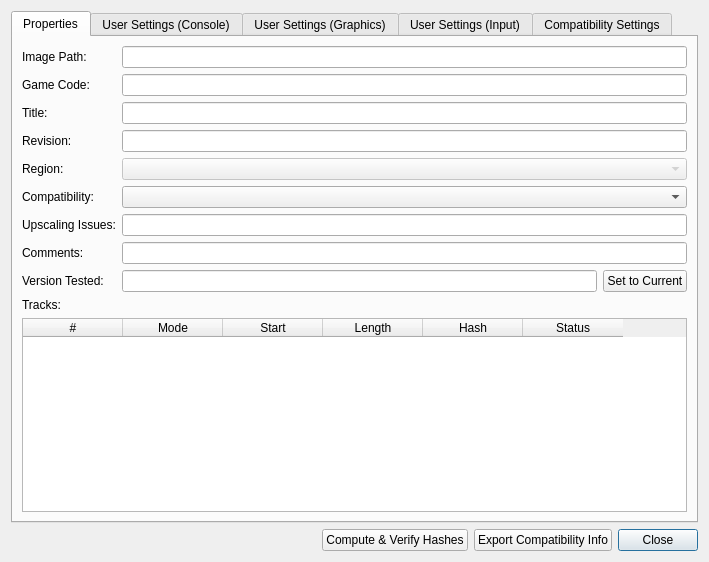
The window that src/duckstation-qt/gamepropertiesdialog.ui (kofxi3584karlayang/duckstation) describes before a commit, drawn with Qt 5.
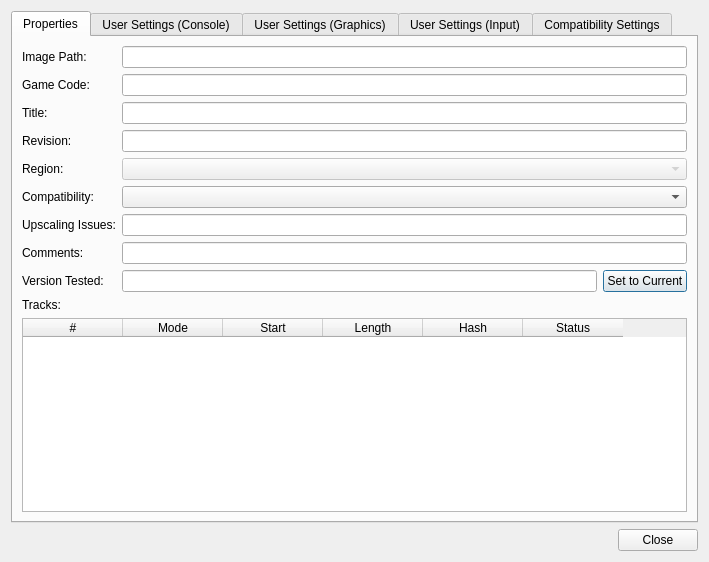
The same window after the commit. Icons and pictures are not drawn.

Commit message: Migrate most dialogs to use QDialogButtonBox

```diff
--- a/src/duckstation-qt/gamepropertiesdialog.ui
+++ b/src/duckstation-qt/gamepropertiesdialog.ui
@@ -1124,45 +1124,11 @@
     </widget>
    </item>
    <item>
-    <layout class="QHBoxLayout" name="horizontalLayout_2">
-     <item>
-      <spacer name="horizontalSpacer">
-       <property name="orientation">
-        <enum>Qt::Horizontal</enum>
-       </property>
-       <property name="sizeHint" stdset="0">
-        <size>
-         <width>40</width>
-         <height>20</height>
-        </size>
-       </property>
-      </spacer>
-     </item>
-     <item>
-      <widget class="QPushButton" name="computeHashes">
-       <property name="text">
-        <string>Compute &amp;&amp; Verify Hashes</string>
-       </property>
-      </widget>
-     </item>
-     <item>
-      <widget class="QPushButton" name="exportCompatibilityInfo">
-       <property name="text">
-        <string>Export Compatibility Info</string>
-       </property>
-      </widget>
-     </item>
-     <item>
-      <widget class="QPushButton" name="close">
-       <property name="text">
-        <string>Close</string>
-       </property>
-       <property name="default">
-        <bool>true</bool>
-       </property>
-      </widget>
-     </item>
-    </layout>
+    <widget class="QDialogButtonBox" name="buttonBox">
+     <property name="standardButtons">
+      <set>QDialogButtonBox::Close</set>
+     </property>
+    </widget>
    </item>
   </layout>
  </widget>
```
The commit also changes 14 other files.
